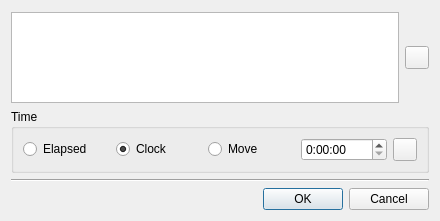
This is src/dialogs/commentdialog.ui in Isarhamster/chessx as Qt 5 draws it before an edit. The edited form follows.
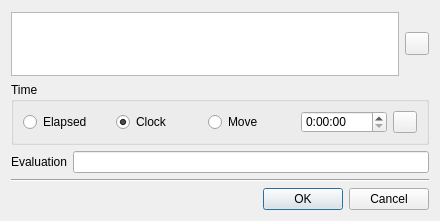
This is the edited form. Icons and pictures are not drawn. Custom widgets are drawn as their Qt base class.

Commit message: Support dd:dd:dd.d time format in annotations Support %eval annotations

What changed in the file:
```diff
--- a/src/dialogs/commentdialog.ui
+++ b/src/dialogs/commentdialog.ui
@@ -121,6 +121,23 @@
      </layout>
     </widget>
    </item>
+   <item>
+    <layout class="QHBoxLayout" name="horizontalLayout_3">
+     <item>
+      <widget class="QLabel" name="label">
+       <property name="text">
+        <string>Evaluation</string>
+       </property>
+       <property name="buddy">
+        <cstring>eval</cstring>
+       </property>
+      </widget>
+     </item>
+     <item>
+      <widget class="QLineEdit" name="eval"/>
+     </item>
+    </layout>
+   </item>
    <item>
     <widget class="Line" name="line">
      <property name="orientation">
```
The commit also changes 4 other files.
